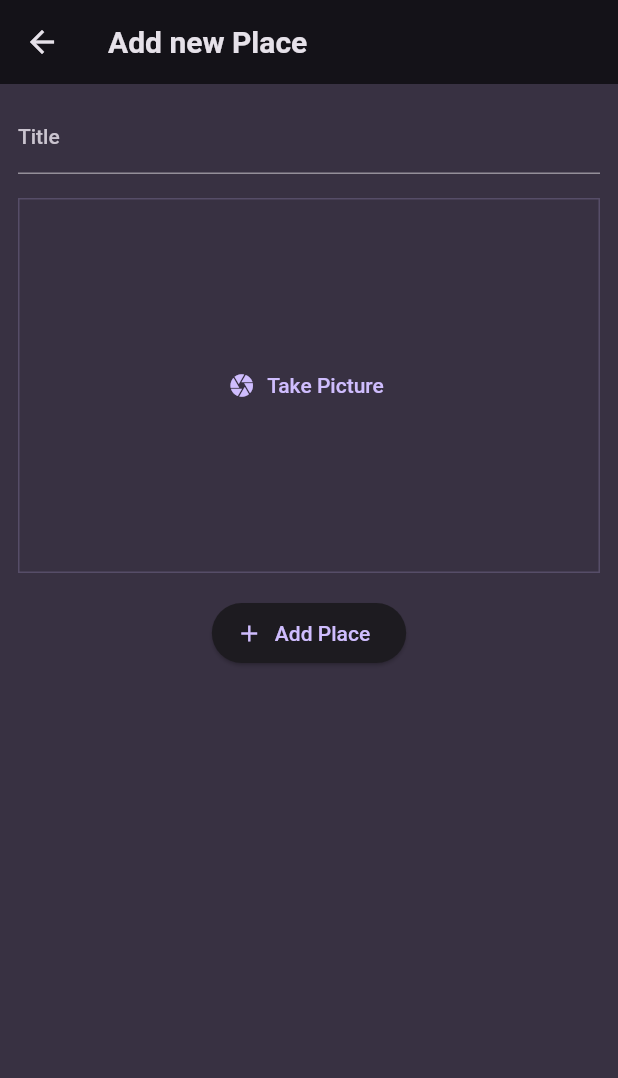
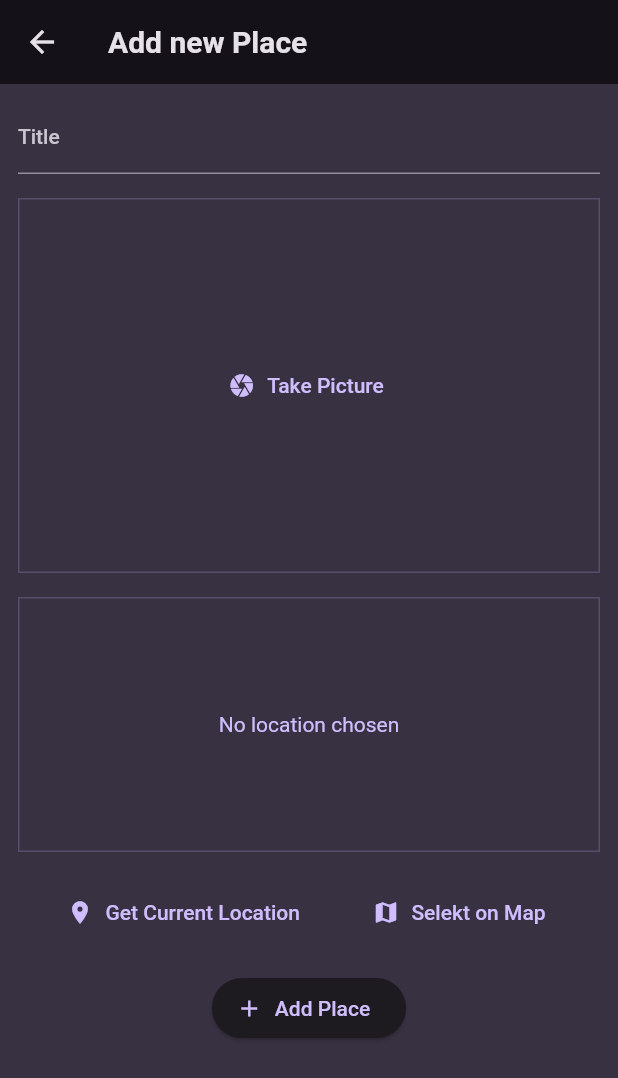
Before and after one commit to Mowgle88/favorite_places_app, a Flutter app: the AddPlaceScreen screen opened directly, on a phone screen of 412 x 824 dp. Shown: the top 1078 px of the screen. Run offline on Flutter 3.47's test engine with Material 2 defaults, Android fonts, the phone set to English and light mode, and no system bars; our stand-ins replace flutter_riverpod, google_fonts, image_picker.

Commit message:
feat: add the location Package and location_input Widget

```diff
--- a/lib/screens/add_place.dart
+++ b/lib/screens/add_place.dart
@@ -2,6 +2,7 @@ import 'dart:io';
 
 import 'package:favorite_places_app/providers/user_places.dart';
 import 'package:favorite_places_app/widgets/image_input.dart';
+import 'package:favorite_places_app/widgets/location_input.dart';
 import 'package:flutter/material.dart';
 import 'package:flutter_riverpod/flutter_riverpod.dart';
 
@@ -61,6 +62,8 @@ class _AddPlaceScreenState extends ConsumerState<AddPlaceScreen> {
               },
             ),
             const SizedBox(height: 16),
+            LocationInput(),
+            const SizedBox(height: 16),
             ElevatedButton.icon(
               onPressed: _savePlace,
               icon: const Icon(Icons.add),
--- /dev/null
+++ b/lib/widgets/location_input.dart
@@ -0,0 +1,53 @@
+import 'package:flutter/material.dart';
+
+class LocationInput extends StatefulWidget {
+  const LocationInput({super.key});
+
+  @override
+  State<LocationInput> createState() => _LocationInputState();
+}
+
+class _LocationInputState extends State<LocationInput> {
+  @override
+  Widget build(BuildContext context) {
+    return Column(
+      children: [
+        Container(
+          decoration: BoxDecoration(
+            border: Border.all(
+              width: 1,
+              color: Theme.of(context).colorScheme.primary.withOpacity(0.2),
+            ),
+          ),
+          height: 170,
+          width: double.infinity,
+          alignment: Alignment.center,
+          child: Text(
+            'No location chosen',
+            style: TextStyle(
+              color: Theme.of(context).colorScheme.primary,
+            ),
+          ),
+        ),
+        const SizedBox(
+          height: 16,
+        ),
+        Row(
+          mainAxisAlignment: MainAxisAlignment.spaceEvenly,
+          children: [
+            TextButton.icon(
+              onPressed: () {},
+              icon: const Icon(Icons.location_on),
+              label: const Text('Get Current Location'),
+            ),
+            TextButton.icon(
+              onPressed: () {},
+              icon: const Icon(Icons.map),
+              label: const Text('Selekt on Map'),
+            )
+          ],
+        )
+      ],
+    );
+  }
+}
--- a/pubspec.yaml
+++ b/pubspec.yaml
@@ -39,6 +39,7 @@ dependencies:
   uuid: ^3.0.7
   flutter_riverpod: ^2.3.6
   image_picker: ^0.8.7+5
+  location: ^4.4.0
 
 dev_dependencies:
   flutter_test:
```
Also changed, not shown: lib/widgets/image_input.dart (+5 -3 lines), pubspec.lock, 2 other files.
